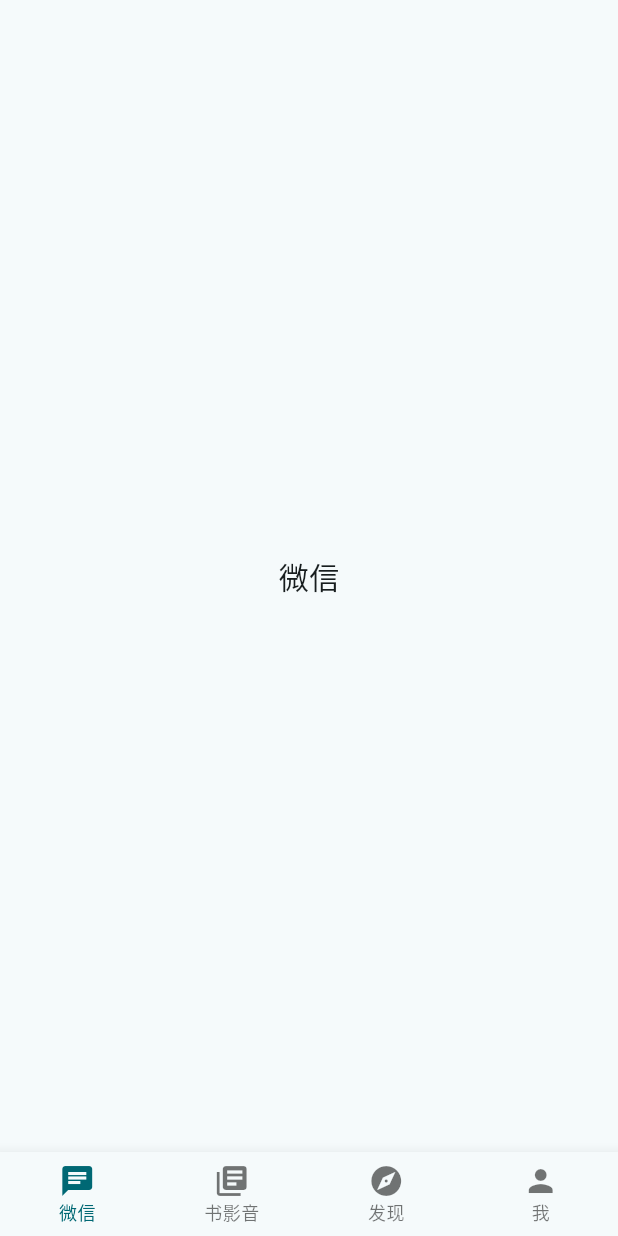
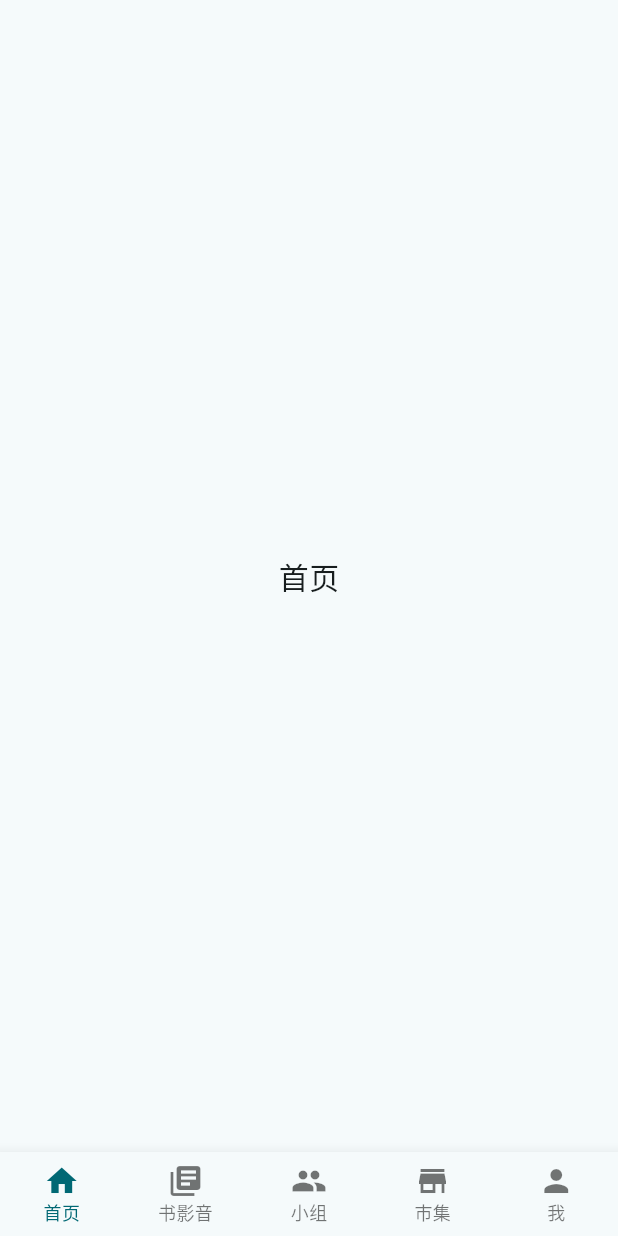
Before and after one commit to 954091754/flutter, a Flutter app: the screen it shows after launch, on a phone screen of 412 x 824 dp. Run offline on Flutter 3.47's test engine with Material 3 defaults, Android fonts, the phone set to English and light mode, and no system bars.

Commit message:
change tabbar item content

```diff
--- a/galaxy/lib/pages/root/root_page.dart
+++ b/galaxy/lib/pages/root/root_page.dart
@@ -12,9 +12,10 @@ class _RootPageState extends State<RootPage> {
   int _currentIndex = 0;
 
   final List<Widget> _pages = [
-    const Center(child: Text('微信', style: TextStyle(fontSize: 20))),
+    const Center(child: Text('首页', style: TextStyle(fontSize: 20))),
     const MediaPage(),
-    const Center(child: Text('发现', style: TextStyle(fontSize: 20))),
+    const Center(child: Text('小组', style: TextStyle(fontSize: 20))),
+    const Center(child: Text('市集', style: TextStyle(fontSize: 20))),
     const Center(child: Text('我', style: TextStyle(fontSize: 20))),
   ];
 
@@ -31,9 +32,10 @@ class _RootPageState extends State<RootPage> {
         selectedLabelStyle: const TextStyle(fontSize: 12),
         unselectedLabelStyle: const TextStyle(fontSize: 12),
         items: const [
-          BottomNavigationBarItem(icon: Icon(Icons.chat), label: '微信'),
+          BottomNavigationBarItem(icon: Icon(Icons.home), label: '首页'),
           BottomNavigationBarItem(icon: Icon(Icons.library_books), label: '书影音'),
-          BottomNavigationBarItem(icon: Icon(Icons.explore), label: '发现'),
+          BottomNavigationBarItem(icon: Icon(Icons.group), label: '小组'),
+          BottomNavigationBarItem(icon: Icon(Icons.store), label: '市集'),
           BottomNavigationBarItem(icon: Icon(Icons.person), label: '我'),
         ],
       ),
```
